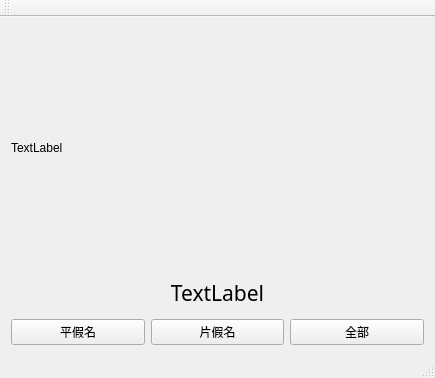
The window that mainwindow.ui (hongwen000/kanacado) describes before a commit, drawn with Qt 5.
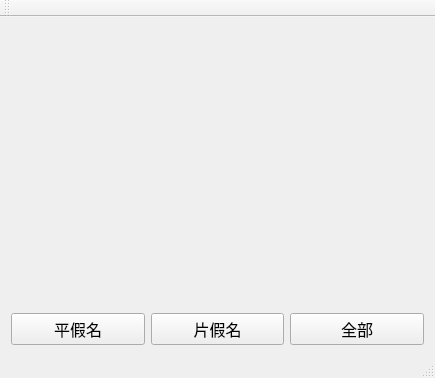
The same window after the commit.

Diff of the .ui file:
```diff
--- a/mainwindow.ui
+++ b/mainwindow.ui
@@ -17,6 +17,12 @@
    <layout class="QGridLayout" name="gridLayout">
     <item row="2" column="0">
      <widget class="QPushButton" name="pushButton">
+      <property name="font">
+       <font>
+        <family>Helvetica</family>
+        <pointsize>12</pointsize>
+       </font>
+      </property>
       <property name="text">
        <string>平假名</string>
       </property>
@@ -24,6 +30,12 @@
     </item>
     <item row="2" column="1">
      <widget class="QPushButton" name="next_k">
+      <property name="font">
+       <font>
+        <family>Helvetica</family>
+        <pointsize>12</pointsize>
+       </font>
+      </property>
       <property name="text">
        <string>片假名</string>
       </property>
@@ -31,6 +43,12 @@
     </item>
     <item row="2" column="2">
      <widget class="QPushButton" name="next_all">
+      <property name="font">
+       <font>
+        <family>Helvetica</family>
+        <pointsize>12</pointsize>
+       </font>
+      </property>
       <property name="text">
        <string>全部</string>
       </property>
@@ -39,7 +57,7 @@
     <item row="0" column="0" colspan="3">
      <widget class="QLabel" name="image">
       <property name="text">
-       <string>TextLabel</string>
+       <string/>
       </property>
      </widget>
     </item>
@@ -53,12 +71,12 @@
       </property>
       <property name="font">
        <font>
-        <family>微软雅黑</family>
+        <family>Helvetica</family>
         <pointsize>16</pointsize>
        </font>
       </property>
       <property name="text">
-       <string>TextLabel</string>
+       <string/>
       </property>
       <property name="alignment">
        <set>Qt::AlignCenter</set>
```
Left out of the diff: 2 changed lines with no effect on the pictures.
